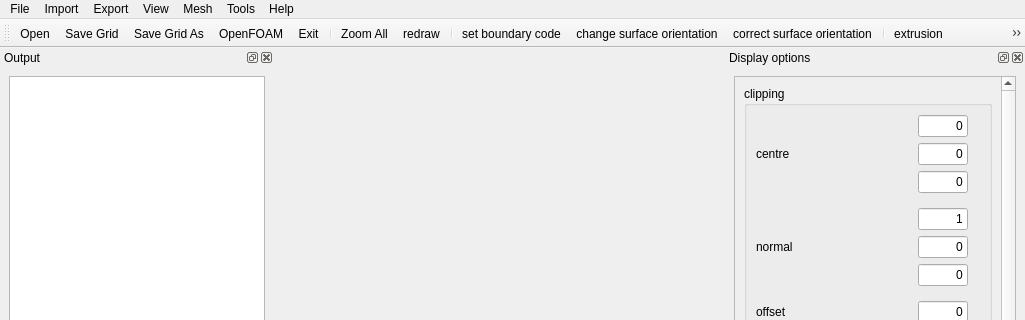
This is guimainwindow.ui in enGits/engrid as Qt 5 draws it before an edit; both pictures show x 0 to 1025 and y 0 to 320 of the 1025 by 902 pixel window. The edited form follows.
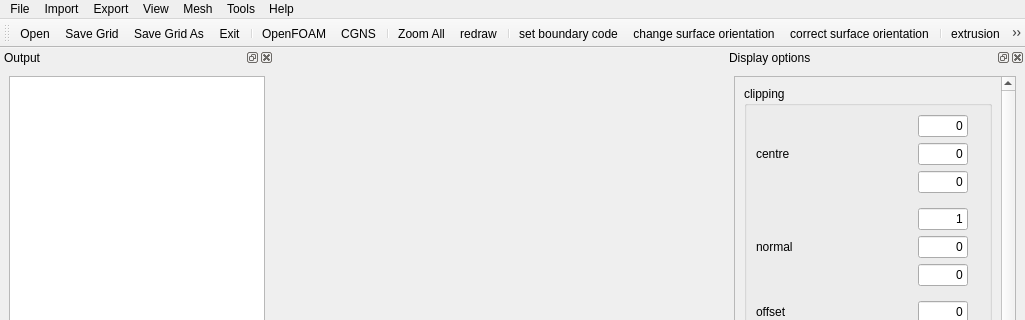
This is the edited form. Icons and pictures are not drawn. Custom widgets are drawn as their Qt base class.

The edit to the form file:
```diff
--- a/guimainwindow.ui
+++ b/guimainwindow.ui
@@ -178,34 +178,36 @@
    <attribute name="toolBarBreak" >
     <bool>false</bool>
    </attribute>
-   <addaction name="actionOpen" />
-   <addaction name="actionSave" />
-   <addaction name="actionSaveAs" />
-   <addaction name="actionSimpleFoamWriter" />
-   <addaction name="actionExit" />
-   <addaction name="separator" />
-   <addaction name="actionZoomAll" />
-   <addaction name="actionRedraw" />
-   <addaction name="separator" />
-   <addaction name="actionSetBoundaryCode" />
-   <addaction name="actionChangeOrientation" />
-   <addaction name="actionCheckOrientation" />
-   <addaction name="separator" />
-   <addaction name="actionNormalExtrusion" />
-   <addaction name="actionCreateVolumeMesh" />
-   <addaction name="actionSmoothVolumeGrid" />
-   <addaction name="actionDeleteVolumeGrid" />
-   <addaction name="actionCreateBoundaryLayer" />
-   <addaction name="actionDivideBoundaryLayer" />
-   <addaction name="separator" />
-   <addaction name="actionViewZP" />
-   <addaction name="actionViewZM" />
-   <addaction name="actionViewXM" />
-   <addaction name="actionViewXP" />
-   <addaction name="actionViewYP" />
-   <addaction name="actionViewYM" />
-   <addaction name="actionDeletePickedPoint" />
-   <addaction name="actionSmoothSurface" />
+   <addaction name="actionOpen"/>
+   <addaction name="actionSave"/>
+   <addaction name="actionSaveAs"/>
+   <addaction name="actionExit"/>
+   <addaction name="separator"/>
+   <addaction name="actionSimpleFoamWriter"/>
+   <addaction name="actionExportCGNS"/>
+   <addaction name="separator"/>
+   <addaction name="actionZoomAll"/>
+   <addaction name="actionRedraw"/>
+   <addaction name="separator"/>
+   <addaction name="actionSetBoundaryCode"/>
+   <addaction name="actionChangeOrientation"/>
+   <addaction name="actionCheckOrientation"/>
+   <addaction name="separator"/>
+   <addaction name="actionNormalExtrusion"/>
+   <addaction name="actionCreateVolumeMesh"/>
+   <addaction name="actionSmoothVolumeGrid"/>
+   <addaction name="actionDeleteVolumeGrid"/>
+   <addaction name="actionCreateBoundaryLayer"/>
+   <addaction name="actionDivideBoundaryLayer"/>
+   <addaction name="separator"/>
+   <addaction name="actionViewZP"/>
+   <addaction name="actionViewZM"/>
+   <addaction name="actionViewXM"/>
+   <addaction name="actionViewXP"/>
+   <addaction name="actionViewYP"/>
+   <addaction name="actionViewYM"/>
+   <addaction name="actionDeletePickedPoint"/>
+   <addaction name="actionSmoothSurface"/>
   </widget>
   <widget class="QDockWidget" name="dockWidget" >
    <property name="sizePolicy" >
@@ -1123,8 +1125,17 @@
     <string>Show output</string>
    </property>
   </action>
+  <action name="actionExportCGNS">
+   <property name="icon">
+    <iconset resource="engrid.qrc">
+     <normaloff>:/icons/resources/icons/cgns_color.gif</normaloff>:/icons/resources/icons/cgns_color.gif</iconset>
+   </property>
+   <property name="text">
+    <string>CGNS</string>
+   </property>
+  </action>
  </widget>
- <layoutdefault spacing="6" margin="9" />
+ <layoutdefault spacing="6" margin="9"/>
  <customwidgets>
   <customwidget>
    <class>QVTKWidget</class>
```
Left out of the diff: 970 changed lines with no effect on the pictures.
